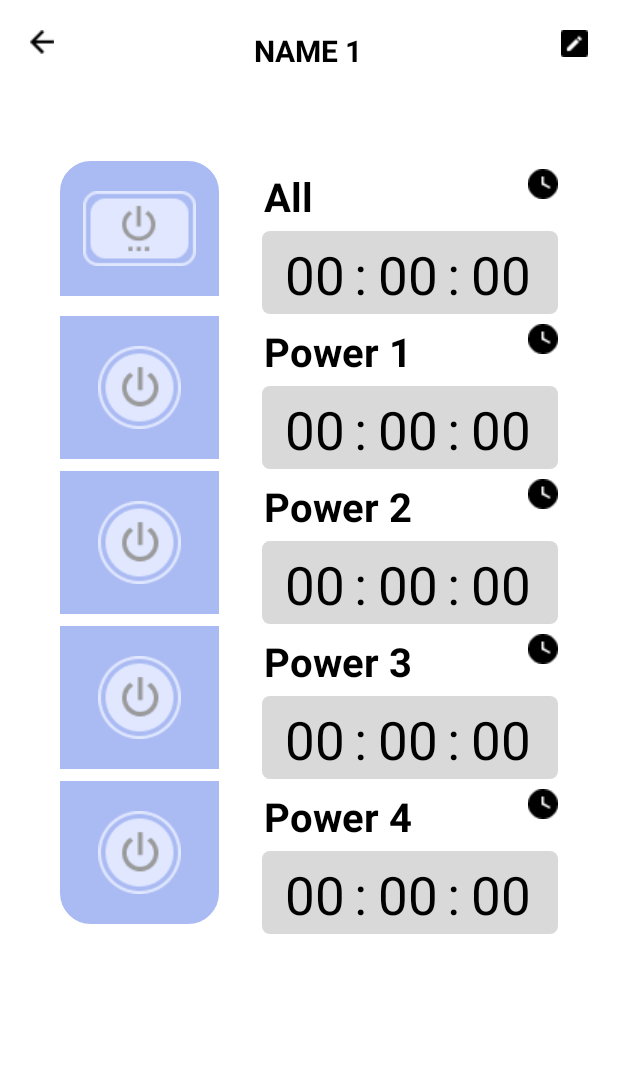
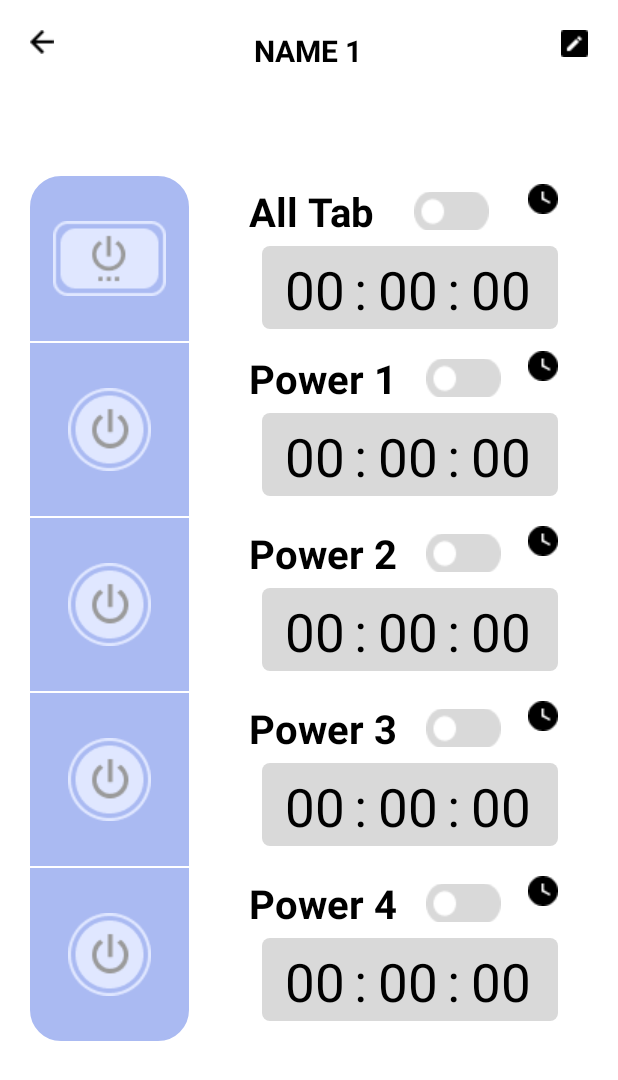
Before and after one commit to htshot/androidProject, an Android app: the Reservation screen opened directly, with no data from a screen before it, on a phone screen of 412 x 824 dp. Shown: the top 1080 px of the screen. Run offline under Robolectric (Android 15) with nearby library versions, the phone set to English and light mode, and no system bars.

Commit message:
reservation size change

```diff
--- /dev/null
+++ b/app/src/main/res/drawable/toggle_reservation.xml
@@ -0,0 +1,5 @@
+<?xml version="1.0" encoding="utf-8"?>
+<selector xmlns:android="http://schemas.android.com/apk/res/android">
+    <item android:drawable="@drawable/reserve_toggleon" android:state_checked="true" />
+    <item android:drawable="@drawable/reserve_toggleoff" />
+</selector>
--- a/app/src/main/res/layout/mainpage.xml
+++ b/app/src/main/res/layout/mainpage.xml
@@ -70,7 +70,8 @@
                 android:src="@drawable/power_white"
                 android:textColor="@color/black"
                 android:textSize="20dp"
-                android:textStyle="bold" />
+                android:textStyle="bold"
+                />
 
             <TextView
                 android:layout_width="wrap_content"
--- a/app/src/main/res/layout/popup.xml
+++ b/app/src/main/res/layout/popup.xml
@@ -2,7 +2,7 @@
 <LinearLayout xmlns:android="http://schemas.android.com/apk/res/android"
     android:background="#eeeeee"
     android:orientation="vertical"
-    android:layout_width="300dp"
+    android:layout_width="350dp"
     android:layout_height="wrap_content">
 
 
@@ -37,7 +37,8 @@
             android:id="@+id/numberPicker1"
             android:layout_width="55dp"
             android:layout_height="60dp"
-            android:theme="@style/ThemeOverlay.NumberPicker" />
+            android:theme="@style/ThemeOverlay.NumberPicker"
+            android:layout_columnWeight="1"/>
             <TextView
                 android:layout_width="wrap_content"
                 android:layout_height="wrap_content"
@@ -45,12 +46,14 @@
                 android:textColor="@color/black"
                 android:layout_gravity="center"
                 android:textSize="17sp"
-                android:layout_margin="5dp"/>
+                android:layout_margin="5dp"
+                android:layout_columnWeight="1"/>
         <NumberPicker
             android:id="@+id/numberPicker2"
             android:layout_width="55dp"
             android:layout_height="60dp"
-            android:theme="@style/ThemeOverlay.NumberPicker" />
+            android:theme="@style/ThemeOverlay.NumberPicker"
+            android:layout_columnWeight="1"/>
             <TextView
                 android:layout_width="wrap_content"
                 android:layout_height="wrap_content"
@@ -58,12 +61,14 @@
                 android:textColor="@color/black"
                 android:layout_gravity="center"
                 android:textSize="17sp"
-                android:layout_margin="5dp"/>
+                android:layout_margin="5dp"
+                android:layout_columnWeight="1"/>
         <NumberPicker
             android:id="@+id/numberPicker3"
             android:layout_width="55dp"
             android:layout_height="60dp"
-            android:theme="@style/ThemeOverlay.NumberPicker" />
+            android:theme="@style/ThemeOverlay.NumberPicker"
+            android:layout_columnWeight="1"/>
             <TextView
                 android:layout_width="wrap_content"
                 android:layout_height="wrap_content"
@@ -71,7 +76,8 @@
                 android:textColor="@color/black"
                 android:layout_gravity="center"
                 android:textSize="17sp"
-                android:layout_margin="5dp"/>
+                android:layout_margin="5dp"
+                android:layout_columnWeight="1"/>
         </GridLayout>
     </LinearLayout>
 
--- a/app/src/main/res/layout/reservation.xml
+++ b/app/src/main/res/layout/reservation.xml
@@ -66,8 +66,8 @@
         android:layout_width="match_parent"
         android:layout_height="wrap_content"
         android:orientation="horizontal"
-        android:layout_marginTop="40dp"
-        android:layout_marginLeft="40dp"
+        android:layout_marginTop="50dp"
+        android:layout_marginLeft="20dp"
         android:layout_marginRight="40dp">
 
         <LinearLayout
@@ -77,8 +77,8 @@
             android:background="@drawable/reserveall"
             android:paddingLeft="15dp"
             android:paddingRight="15dp"
-            android:paddingBottom="20dp"
-            android:paddingTop="20dp">
+            android:paddingBottom="30dp"
+            android:paddingTop="30dp">
 
             <ImageView
                 android:layout_width="wrap_content"
@@ -91,30 +91,43 @@
             android:layout_width="match_parent"
             android:layout_height="wrap_content"
             android:orientation="vertical"
-            android:layout_marginTop="5dp">
+            android:layout_marginTop="5dp"
+            android:layout_marginLeft="10dp">
             <GridLayout
                 android:layout_width="match_parent"
                 android:layout_height="wrap_content"
                 android:orientation="horizontal"
                 android:rowCount="1"
-                android:columnCount="2">
+                android:columnCount="3">
                 <TextView
                     android:layout_width="wrap_content"
                     android:layout_height="wrap_content"
-                    android:text="All"
+                    android:text="All Tab"
                     android:textColor="@color/black"
                     android:layout_marginLeft="30dp"
                     android:textStyle="bold"
                     android:textSize="40px"
                     android:id="@+id/all_name"
+                    android:layout_gravity="left"
+                    android:layout_columnWeight="1"
                     />
+
+                <ToggleButton
+                    android:layout_width="50dp"
+                    android:layout_height="25dp"
+                    android:layout_columnWeight="1"
+                    android:layout_gravity="center"
+                    android:background="@android:color/transparent"
+                    android:button="@drawable/toggle_reservation" />
+
                 <ImageButton
                     android:layout_width="wrap_content"
                     android:layout_height="wrap_content"
                     android:src="@drawable/timer"
                     android:layout_gravity="right"
                     android:id="@+id/edit_alltab"
-                    android:background="@android:color/transparent"/>
+                    android:background="@android:color/transparent"
+                    android:layout_columnWeight="1"/>
 
             </GridLayout>
 
@@ -191,7 +204,7 @@
         android:layout_width="match_parent"
         android:layout_height="wrap_content"
         android:layout_marginTop="1dp"
-        android:layout_marginLeft="40dp"
+        android:layout_marginLeft="20dp"
         android:layout_marginRight="40dp">
         <LinearLayout
             android:layout_width="wrap_content"
@@ -200,8 +213,8 @@
             android:background="#AABAF2"
             android:paddingLeft="25dp"
             android:paddingRight="25dp"
-            android:paddingBottom="20dp"
-            android:paddingTop="20dp">
+            android:paddingBottom="30dp"
+            android:paddingTop="30dp">
 
             <ImageView
                 android:layout_width="wrap_content"
@@ -214,13 +227,14 @@
             android:layout_width="match_parent"
             android:layout_height="wrap_content"
             android:orientation="vertical"
-            android:layout_marginTop="5dp">
+            android:layout_marginTop="5dp"
+            android:layout_marginLeft="10dp">
             <GridLayout
                 android:layout_width="match_parent"
                 android:layout_height="wrap_content"
                 android:orientation="horizontal"
                 android:rowCount="1"
-                android:columnCount="2">
+                android:columnCount="3">
                 <TextView
                     android:layout_width="wrap_content"
                     android:layout_height="wrap_content"
@@ -230,14 +244,24 @@
                     android:textStyle="bold"
                     android:textSize="40px"
                     android:id="@+id/tab1_name"
-                    />
+                    android:layout_columnWeight="1"
+                    android:layout_gravity="left"/>
+                <ToggleButton
+                    android:layout_width="50dp"
+                    android:layout_height="25dp"
+                    android:layout_columnWeight="1"
+                    android:layout_gravity="center"
+                    android:background="@android:color/transparent"
+                    android:button="@drawable/toggle_reservation" />
+
                 <ImageButton
                     android:layout_width="wrap_content"
                     android:layout_height="wrap_content"
                     android:src="@drawable/timer"
                     android:background="@android:color/transparent"
                     android:layout_gravity="right"
-                    android:id="@+id/tab1_edit"/>
+                    android:id="@+id/tab1_edit"
+                    android:layout_columnWeight="1"/>
 
             </GridLayout>
 
@@ -313,7 +337,7 @@
         android:layout_width="match_parent"
         android:layout_height="wrap_content"
         android:layout_marginTop="1dp"
-        android:layout_marginLeft="40dp"
+        android:layout_marginLeft="20dp"
         android:layout_marginRight="40dp">
         <LinearLayout
             android:layout_width="wrap_content"
@@ -322,8 +346,8 @@
             android:background="#AABAF2"
             android:paddingLeft="25dp"
             android:paddingRight="25dp"
-            android:paddingBottom="20dp"
-            android:paddingTop="20dp">
+            android:paddingBottom="30dp"
+            android:paddingTop="30dp">
 
             <ImageView
                 android:layout_width="wrap_content"
@@ -336,13 +360,14 @@
             android:layout_width="match_parent"
             android:layout_height="wrap_content"
             android:orientation="vertical"
-            android:layout_marginTop="5dp">
+            android:layout_marginTop="5dp"
+            android:layout_marginLeft="10dp">
             <GridLayout
                 android:layout_width="match_parent"
                 android:layout_height="wrap_content"
                 android:orientation="horizontal"
                 android:rowCount="1"
-                android:columnCount="2">
+                android:columnCount="3">
                 <TextView
                     android:layout_width="wrap_content"
                     android:layout_height="wrap_content"
@@ -352,14 +377,24 @@
                     android:textStyle="bold"
                     android:textSize="40px"
                     android:id="@+id/tab2_name"
+                    android:layout_columnWeight="1"
+                    android:layout_gravity="left"
                     />
+                <ToggleButton
+                    android:layout_width="50dp"
+                    android:layout_height="25dp"
+                    android:layout_columnWeight="1"
+                    android:layout_gravity="center"
+                    android:background="@android:color/transparent"
+                    android:button="@drawable/toggle_reservation" />
                 <ImageButton
                     android:layout_width="wrap_content"
                     android:layout_height="wrap_content"
                     android:src="@drawable/timer"
                     android:background="@android:color/transparent"
                     android:layout_gravity="right"
-                    android:id="@+id/tab2_edit"/>
+                    android:id="@+id/tab2_edit"
+                    android:layout_columnWeight="1"/>
 
             </GridLayout>
 
@@ -434,7 +469,7 @@
         android:layout_width="match_parent"
         android:layout_height="wrap_content"
         android:layout_marginTop="1dp"
-        android:layout_marginLeft="40dp"
+        android:layout_marginLeft="20dp"
         android:layout_marginRight="40dp">
         <LinearLayout
             android:layout_width="wrap_content"
@@ -443,8 +478,8 @@
             android:background="#AABAF2"
             android:paddingLeft="25dp"
             android:paddingRight="25dp"
-            android:paddingBottom="20dp"
-            android:paddingTop="20dp">
+            android:paddingBottom="30dp"
+            android:paddingTop="30dp">
 
             <ImageView
                 android:layout_width="wrap_content"
@@ -457,13 +492,14 @@
             android:layout_width="match_parent"
             android:layout_height="wrap_content"
             android:orientation="vertical"
-            android:layout_marginTop="5dp">
+            android:layout_marginTop="5dp"
+            android:layout_marginLeft="10dp">
             <GridLayout
                 android:layout_width="match_parent"
                 android:layout_height="wrap_content"
                 android:orientation="horizontal"
                 android:rowCount="1"
-                android:columnCount="2">
+                android:columnCount="3">
                 <TextView
                     android:layout_width="wrap_content"
                     android:layout_height="wrap_content"
@@ -473,7 +509,16 @@
                     android:textStyle="bold"
                     android:textSize="40px"
                     android:id="@+id/tab3_name"
+                    android:layout_columnWeight="1"
+                    android:layout_gravity="left"
                     />
+                <ToggleButton
+                    android:layout_width="50dp"
+                    android:layout_height="25dp"
+                    android:layout_columnWeight="1"
+                    android:layout_gravity="center"
+                    android:background="@android:color/transparent"
+                    android:button="@drawable/toggle_reservation" />
                 <ImageButton
                     android:layout_width="wrap_content"
                     android:layout_height="wrap_content"
@@ -481,6 +526,7 @@
                     android:background="@android:color/transparent"
                     android:layout_gravity="right"
                     android:id="@+id/tab3_edit"
+                    android:layout_columnWeight="1"
                     />
 
             </GridLayout>
@@ -557,7 +603,7 @@
         android:layout_width="match_parent"
         android:layout_height="wrap_content"
         android:layout_marginTop="1dp"
-        android:layout_marginLeft="40dp"
+        android:layout_marginLeft="20dp"
         android:layout_marginRight="40dp">
         <LinearLayout
             android:layout_width="wrap_content"
@@ -566,8 +612,8 @@
             android:background="@drawable/reservend"
             android:paddingLeft="25dp"
             android:paddingRight="25dp"
-            android:paddingBottom="20dp"
-            android:paddingTop="20dp">
+            android:paddingBottom="30dp"
+            android:paddingTop="30dp">
 
             <ImageView
                 android:layout_width="wrap_content"
@@ -580,13 +626,14 @@
             android:layout_width="match_parent"
             android:layout_height="wrap_content"
             android:orientation="vertical"
-            android:layout_marginTop="5dp">
+            android:layout_marginTop="5dp"
+            android:layout_marginLeft="10dp">
             <GridLayout
                 android:layout_width="match_parent"
                 android:layout_height="wrap_content"
                 android:orientation="horizontal"
                 android:rowCount="1"
-                android:columnCount="2">
+                android:columnCount="3">
                 <TextView
                     android:layout_width="wrap_content"
                     android:layout_height="wrap_content"
@@ -596,14 +643,24 @@
                     android:textStyle="bold"
                     android:textSize="40px"
                     android:id="@+id/tab4_name"
+                    android:layout_columnWeight="1"
+                    android:layout_gravity="left"
                     />
+                <ToggleButton
+                    android:layout_width="50dp"
+                    android:layout_height="25dp"
+                    android:layout_columnWeight="1"
+                    android:layout_gravity="center"
+                    android:background="@android:color/transparent"
+                    android:button="@drawable/toggle_reservation" />
                 <ImageButton
                     android:layout_width="wrap_content"
                     android:layout_height="wrap_content"
                     android:src="@drawable/timer"
                     android:background="@android:color/transparent"
                     android:layout_gravity="right"
-                    android:id="@+id/tab4_edit"/>
+                    android:id="@+id/tab4_edit"
+                    android:layout_columnWeight="1"/>
 
             </GridLayout>
 
--- a/app/src/main/res/values/NumberPickerStyle.xml
+++ b/app/src/main/res/values/NumberPickerStyle.xml
@@ -1,11 +1,11 @@
 <?xml version="1.0" encoding="utf-8"?>
 <resources>
     <!-- NumberPicker 색상 변경 -->
-    <style name="Theme.AppTheme" parent="Theme.MaterialComponents.DayNight.NoActionBar">
+    <style name="Theme.AppTheme" parent="Theme.MaterialComponents.Light.NoActionBar">
         <!-- Primary brand color. -->
         <item name="colorPrimary">@color/purple_500</item>
         <item name="colorPrimaryVariant">@color/purple_700</item>
-        <item name="colorOnPrimary">@color/white</item>
+        <item name="colorOnPrimary">@color/black</item>
         <item name="android:textSize">20sp</item>
         ...
     </style>
@@ -13,5 +13,6 @@
     <style name="ThemeOverlay.NumberPicker" parent="Theme.AppTheme">
         <!-- NumberPicker divider color -->
         <item name="colorControlNormal">@color/black</item>
+        <item name="android:textColor">@color/black</item>
     </style>
 </resources>
```
Also changed, not shown: app/src/main/res/drawable/reserve_toggleoff.png (added), app/src/main/res/drawable/reserve_toggleon.png (added).
